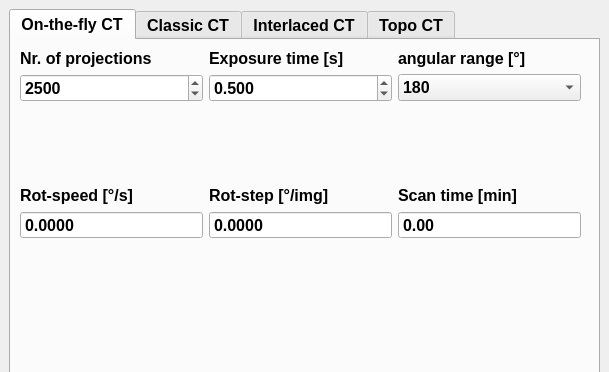
Above: BAMline_list_generators/CT_helper.ui from HMarkoetter/BAMline_CT_preview_RECO before the change; both pictures show x 0 to 609 and y 0 to 372 of the 609 by 712 pixel window. Below: the same form after it.
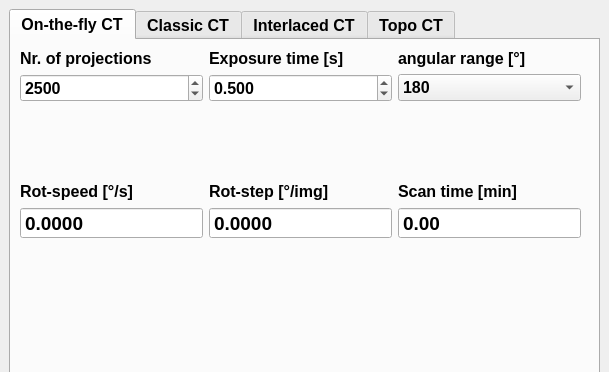
That is the form after the change. Custom widgets are drawn as their Qt base class.

Commit message: less printing ;-)

Diff of the .ui file:
```diff
--- a/BAMline_list_generators/CT_helper.ui
+++ b/BAMline_list_generators/CT_helper.ui
@@ -124,6 +124,11 @@
            <property name="enabled">
             <bool>true</bool>
            </property>
+           <property name="font">
+            <font>
+             <pointsize>14</pointsize>
+            </font>
+           </property>
            <property name="readOnly">
             <bool>true</bool>
            </property>
@@ -143,6 +148,11 @@
            <property name="enabled">
             <bool>true</bool>
            </property>
+           <property name="font">
+            <font>
+             <pointsize>14</pointsize>
+            </font>
+           </property>
            <property name="readOnly">
             <bool>true</bool>
            </property>
@@ -156,6 +166,11 @@
          </item>
          <item row="4" column="2">
           <widget class="QDoubleSpinBox" name="duration">
+           <property name="font">
+            <font>
+             <pointsize>14</pointsize>
+            </font>
+           </property>
            <property name="readOnly">
             <bool>true</bool>
            </property>
```
The commit also changes 1 other file.
